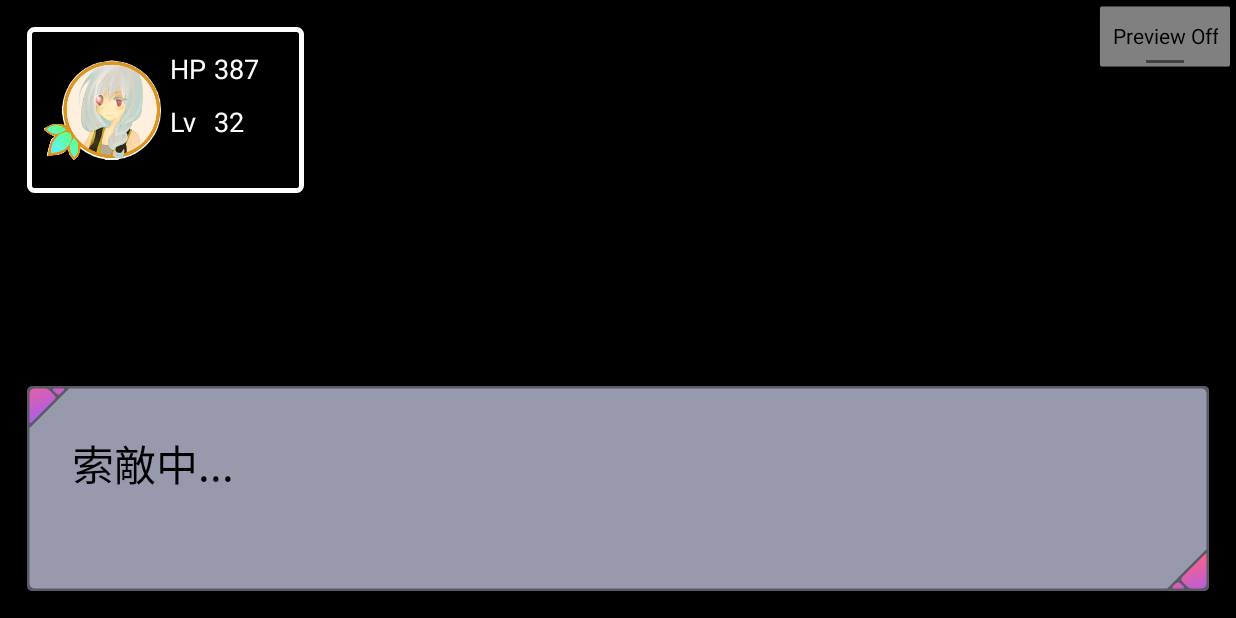
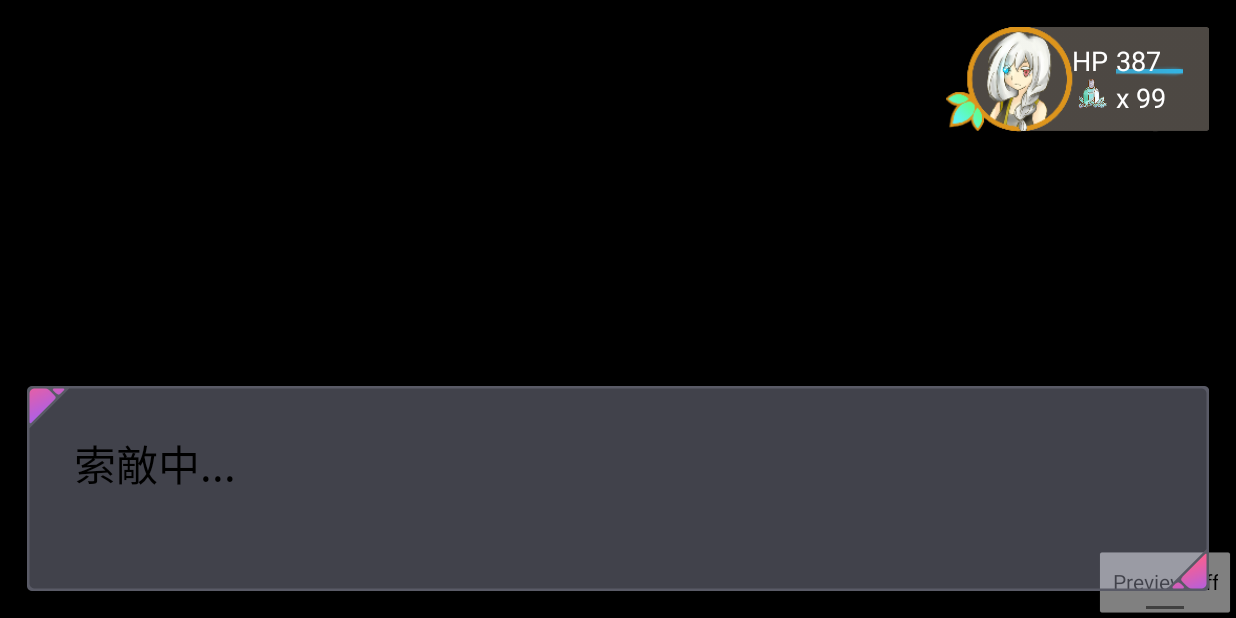
Before and after one commit to egglang/Megusurin, an Android app: the MegusurinActivity screen opened directly, with no data from a screen before it, on a phone screen of 824 x 412 dp (held sideways). Run offline under Robolectric (Android 15) with nearby library versions, the light colour scheme and no system bars; 2 statements that could not run were skipped.

Commit message:
Change Character status view layout.

```diff
--- a/lib-view/src/main/java/ma10/megusurin/lib/view/MessageViewFragment.java
+++ b/lib-view/src/main/java/ma10/megusurin/lib/view/MessageViewFragment.java
@@ -14,6 +14,7 @@ import android.view.animation.Animation;
 import android.view.animation.AnimationSet;
 import android.view.animation.TranslateAnimation;
 import android.widget.ImageView;
+import android.widget.ProgressBar;
 import android.widget.TextView;
 
 
@@ -61,11 +62,9 @@ public class MessageViewFragment extends Fragment implements EventManager.IEvent
 
     private TextView mTextHp;
 
-    private TextView mTextLv;
+    private TextView mTextMessage;
 
-    private ImageView mImageChar;
-
-    private TextView mTextMessage;
+    private ProgressBar mProgressHp;
 
     private int mHp;
 
@@ -77,14 +76,11 @@ public class MessageViewFragment extends Fragment implements EventManager.IEvent
 
         mViewRoot = (ViewGroup) v.findViewById(R.id.message_root);
 
-        mImageChar = (ImageView) v.findViewById(R.id.message_image_char);
-        mImageChar.setImageResource(R.drawable.status_face);
-
         mTextHp = (TextView) v.findViewById(R.id.message_text_hp);
         mTextHp.setText(String.valueOf(MAX_HITPOINT));
 
-        mTextLv = (TextView) v.findViewById(R.id.message_text_lv);
-        mTextLv.setText(String.valueOf(LV));
+        mProgressHp = (ProgressBar) v.findViewById(R.id.message_progress_hp);
+        mProgressHp.setMax(MAX_HITPOINT);
 
         mTextMessage = (TextView) v.findViewById(R.id.message_text_msg);
 
@@ -138,6 +134,7 @@ public class MessageViewFragment extends Fragment implements EventManager.IEvent
                 @Override
                 public void run() {
                     mTextHp.setText(newHP);
+                    mProgressHp.setProgress(mHp);
                 }
             });
         }
@@ -168,6 +165,7 @@ public class MessageViewFragment extends Fragment implements EventManager.IEvent
                 @Override
                 public void run() {
                     mTextHp.setText(newHP);
+                    mProgressHp.setProgress(mHp);
                 }
             });
         }
@@ -223,7 +221,7 @@ public class MessageViewFragment extends Fragment implements EventManager.IEvent
 
                     @Override
                     public void onAnimationEnd(Animation animation) {
-                        mTextMessage.setBackgroundResource(R.drawable.msg_meg_70);
+                        mTextMessage.setBackgroundResource(R.drawable.msg_meg_30);
 
                         AnimationSet animationSet1 = new AnimationSet(false);
 
@@ -256,7 +254,7 @@ public class MessageViewFragment extends Fragment implements EventManager.IEvent
         mHandler.post(new Runnable() {
             @Override
             public void run() {
-                mTextMessage.setBackgroundResource(R.drawable.msg_drive_70);
+                mTextMessage.setBackgroundResource(R.drawable.msg_drive_30);
             }
         });
     }
--- a/lib-view/src/main/res/layout/fragment_message_view.xml
+++ b/lib-view/src/main/res/layout/fragment_message_view.xml
@@ -6,74 +6,82 @@
     android:background="@android:color/transparent"
     tools:context="ma10.megusurin.MessageViewFragment">
 
-    <GridLayout
+    <RelativeLayout
         android:layout_width="wrap_content"
         android:layout_height="wrap_content"
-        android:background="@drawable/message_back"
+        android:layout_alignParentRight="true"
         android:layout_margin="18dp"
-        android:columnCount="3"
-        android:rowCount="2"
-        android:alignmentMode="alignBounds">
+        >
 
         <ImageView
-            android:id="@+id/message_image_char"
-            android:layout_width="80dp"
-            android:layout_height="80dp"
-            android:layout_rowSpan="2"
+            android:layout_width="175dp"
+            android:layout_height="70dp"
+            android:src="@drawable/status_face"
+            android:scaleType="fitCenter"
             />
 
         <TextView
+            android:id="@+id/message_text_hp_caption"
             android:layout_width="wrap_content"
             android:layout_height="wrap_content"
             android:text="HP"
-            android:layout_column="1"
-            android:layout_row="0"
             android:textSize="18sp"
             android:textColor="#FFF"
-            android:layout_margin="5dp"
+            android:paddingLeft="84dp"
+            android:paddingTop="10dp"
             />
 
+        <ProgressBar
+            style="@android:style/Widget.Holo.ProgressBar.Horizontal"
+            android:id="@+id/message_progress_hp"
+            android:layout_width="50dp"
+            android:layout_height="wrap_content"
+            android:max="999"
+            android:progress="500"
+            android:layout_toRightOf="@+id/message_text_hp_caption"
+            android:paddingLeft="5dp"
+            android:paddingTop="22dp"
+            />
         <TextView
             android:id="@+id/message_text_hp"
             android:layout_width="50dp"
             android:layout_height="wrap_content"
             android:text="999"
-            android:layout_column="2"
-            android:layout_row="0"
             android:textSize="18sp"
             android:textColor="#FFF"
+            android:paddingTop="10dp"
+            android:paddingLeft="5dp"
+            android:layout_toRightOf="@+id/message_text_hp_caption"
             />
 
+        <ImageView
+            android:id="@+id/message_image_megusuri"
+            android:layout_width="20dp"
+            android:layout_height="20dp"
+            android:scaleType="centerInside"
+            android:src="@drawable/megusuri_count"
+            android:layout_below="@+id/message_text_hp_caption"
+            android:layout_alignRight="@+id/message_text_hp_caption"/>
         <TextView
+            android:id="@+id/message_text_megusuri_count"
             android:layout_width="wrap_content"
             android:layout_height="wrap_content"
-            android:text="Lv"
-            android:layout_column="1"
-            android:layout_row="1"
+            android:text="x 99"
             android:textSize="18sp"
             android:textColor="#FFF"
-            android:layout_margin="5dp"
+            android:paddingLeft="5dp"
+            android:layout_toRightOf="@+id/message_image_megusuri"
+            android:layout_below="@+id/message_text_hp"
             />
 
-        <TextView
-            android:id="@+id/message_text_lv"
-            android:layout_width="wrap_content"
-            android:layout_height="wrap_content"
-            android:text="34"
-            android:layout_column="2"
-            android:layout_row="1"
-            android:textSize="18sp"
-            android:textColor="#FFF"
-            />
-
-    </GridLayout>
+    </RelativeLayout>
 
 
     <TextView
         android:id="@+id/message_text_msg"
         android:layout_width="match_parent"
         android:layout_height="wrap_content"
-        android:background="@drawable/msg_drive_70"
+        android:background="@drawable/msg_drive_30"
         android:text=" \n"
         android:textSize="28sp"
         android:layout_margin="18dp"
--- a/mobile/src/main/res/layout/activity_megusurin.xml
+++ b/mobile/src/main/res/layout/activity_megusurin.xml
@@ -17,7 +17,7 @@
         android:layout_height="wrap_content"
         android:textOff="@string/preview_off"
         android:textOn="@string/preview_on"
-        android:layout_gravity="top|right"/>
+        android:layout_gravity="bottom|right"/>
 
     <FrameLayout
         android:id="@id/enemy_view_holder"
```
Also changed, not shown: lib-view/src/main/res/drawable-xxhdpi/megusuri_count.png (added), lib-view/src/main/res/drawable-xxhdpi/msg_drive_30.9.png (added), lib-view/src/main/res/drawable-xxhdpi/msg_meg_30.9.png (added), lib-view/src/main/res/drawable-xxhdpi/status_face.png, lib-view/src/main/res/drawable-xxhdpi/status_face_2.png (deleted).
